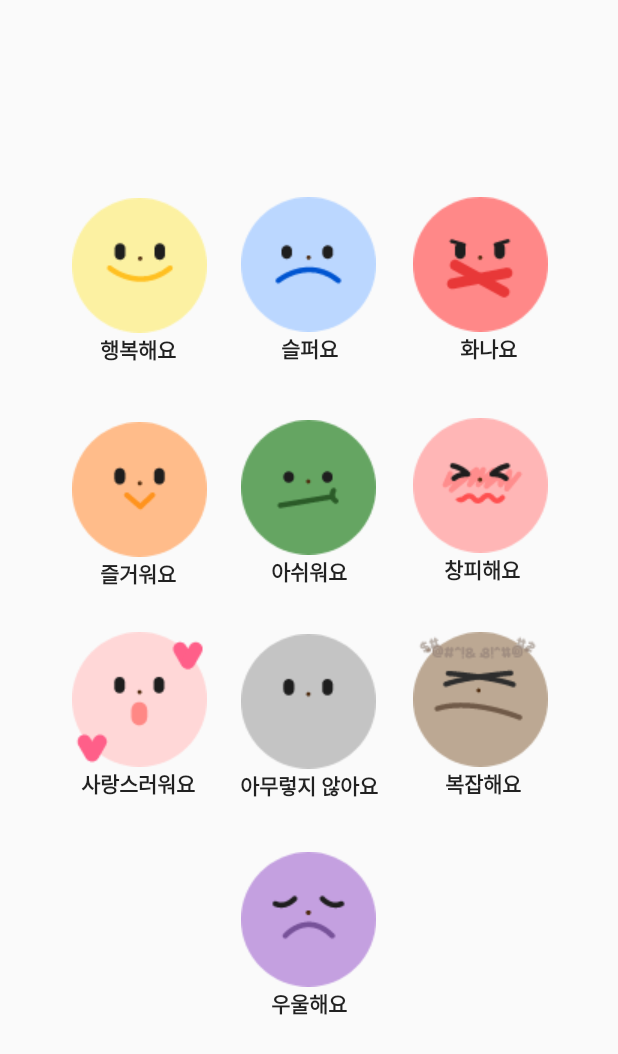
After one commit to alton15/Android_Tutorial, an Android app: the layout activity_images.xml on its own in the app's theme, with its tools: preview values and no code run, on a phone screen of 412 x 824 dp. The commit adds this screen. Shown: the top 1054 px of the screen. Run offline under Robolectric (Android 15) with nearby library versions, the phone set to English and light mode, and no system bars.

Commit message:
layout 추가

```diff
--- a/buttonColorWithText_tutorial/app/src/main/res/layout/activity_choose.xml
+++ b/buttonColorWithText_tutorial/app/src/main/res/layout/activity_choose.xml
@@ -2,7 +2,7 @@
 <androidx.constraintlayout.widget.ConstraintLayout xmlns:android="http://schemas.android.com/apk/res/android"
     xmlns:app="http://schemas.android.com/apk/res-auto"
     xmlns:tools="http://schemas.android.com/tools"
-    android:orientation="vertical" android:layout_width="match_parent"
+    android:layout_width="match_parent"
     android:layout_height="match_parent">
 
     <androidx.constraintlayout.widget.ConstraintLayout
@@ -17,7 +17,7 @@
         app:layout_constraintVertical_bias="1.0">
 
         <ImageView
-            android:id="@+id/imageView"
+            android:id="@+id/img_color"
             android:layout_width="122dp"
             android:layout_height="120dp"
             android:background="#ffffff"
@@ -41,12 +41,12 @@
             app:layout_constraintBottom_toBottomOf="parent"
             app:layout_constraintEnd_toEndOf="parent"
             app:layout_constraintHorizontal_bias="0.275"
-            app:layout_constraintStart_toEndOf="@+id/imageView"
+            app:layout_constraintStart_toEndOf="@+id/img_color"
             app:layout_constraintTop_toTopOf="parent"
             app:layout_constraintVertical_bias="0.29" />
 
         <EditText
-            android:id="@+id/editText"
+            android:id="@+id/edt_diary"
             android:layout_width="282dp"
             android:layout_height="44dp"
             android:layout_marginStart="32dp"
--- /dev/null
+++ b/buttonColorWithText_tutorial/app/src/main/res/layout/activity_images.xml
@@ -0,0 +1,264 @@
+<?xml version="1.0" encoding="utf-8"?>
+<androidx.constraintlayout.widget.ConstraintLayout xmlns:android="http://schemas.android.com/apk/res/android"
+    xmlns:app="http://schemas.android.com/apk/res-auto"
+    xmlns:tools="http://schemas.android.com/tools"
+    android:orientation="vertical" android:layout_width="match_parent"
+    android:layout_height="match_parent">
+
+    <ImageView
+        android:id="@+id/img_regret"
+        android:layout_width="wrap_content"
+        android:layout_height="wrap_content"
+        app:layout_constraintBottom_toBottomOf="parent"
+        app:layout_constraintEnd_toEndOf="parent"
+        app:layout_constraintHorizontal_bias="0.498"
+        app:layout_constraintStart_toStartOf="parent"
+        app:layout_constraintTop_toBottomOf="@+id/img_sad"
+        app:layout_constraintVertical_bias="0.114"
+        app:srcCompat="@drawable/img_regret" />
+
+    <ImageView
+        android:id="@+id/img_happy"
+        android:layout_width="wrap_content"
+        android:layout_height="wrap_content"
+        app:layout_constraintBottom_toBottomOf="parent"
+        app:layout_constraintEnd_toEndOf="parent"
+        app:layout_constraintHorizontal_bias="0.149"
+        app:layout_constraintStart_toStartOf="parent"
+        app:layout_constraintTop_toTopOf="parent"
+        app:layout_constraintVertical_bias="0.18"
+        app:srcCompat="@drawable/img_happy" />
+
+    <ImageView
+        android:id="@+id/img_sad"
+        android:layout_width="wrap_content"
+        android:layout_height="wrap_content"
+        app:layout_constraintBottom_toBottomOf="parent"
+        app:layout_constraintEnd_toEndOf="parent"
+        app:layout_constraintHorizontal_bias="0.498"
+        app:layout_constraintStart_toStartOf="parent"
+        app:layout_constraintTop_toTopOf="parent"
+        app:layout_constraintVertical_bias="0.179"
+        app:srcCompat="@drawable/img_sad" />
+
+    <ImageView
+        android:id="@+id/img_upset"
+        android:layout_width="wrap_content"
+        android:layout_height="wrap_content"
+        app:layout_constraintBottom_toBottomOf="parent"
+        app:layout_constraintEnd_toEndOf="parent"
+        app:layout_constraintHorizontal_bias="0.856"
+        app:layout_constraintStart_toStartOf="parent"
+        app:layout_constraintTop_toTopOf="parent"
+        app:layout_constraintVertical_bias="0.179"
+        app:srcCompat="@drawable/img_upset" />
+
+    <ImageView
+        android:id="@+id/img_fun"
+        android:layout_width="wrap_content"
+        android:layout_height="wrap_content"
+        app:layout_constraintBottom_toBottomOf="parent"
+        app:layout_constraintEnd_toEndOf="parent"
+        app:layout_constraintHorizontal_bias="0.149"
+        app:layout_constraintStart_toStartOf="parent"
+        app:layout_constraintTop_toBottomOf="@+id/img_happy"
+        app:layout_constraintVertical_bias="0.116"
+        app:srcCompat="@drawable/img_fun" />
+
+    <ImageView
+        android:id="@+id/img_soso"
+        android:layout_width="wrap_content"
+        android:layout_height="wrap_content"
+        app:layout_constraintBottom_toBottomOf="parent"
+        app:layout_constraintEnd_toEndOf="parent"
+        app:layout_constraintHorizontal_bias="0.498"
+        app:layout_constraintStart_toStartOf="parent"
+        app:layout_constraintTop_toBottomOf="@+id/img_regret"
+        app:layout_constraintVertical_bias="0.144"
+        app:srcCompat="@drawable/img_soso" />
+
+    <ImageView
+        android:id="@+id/img_depress"
+        android:layout_width="wrap_content"
+        android:layout_height="wrap_content"
+        app:layout_constraintBottom_toBottomOf="parent"
+        app:layout_constraintEnd_toEndOf="parent"
+        app:layout_constraintHorizontal_bias="0.498"
+        app:layout_constraintStart_toStartOf="parent"
+        app:layout_constraintTop_toBottomOf="@+id/img_soso"
+        app:layout_constraintVertical_bias="0.25"
+        app:srcCompat="@drawable/img_depress" />
+
+    <ImageView
+        android:id="@+id/img_lovely"
+        android:layout_width="wrap_content"
+        android:layout_height="wrap_content"
+        app:layout_constraintBottom_toBottomOf="parent"
+        app:layout_constraintEnd_toEndOf="parent"
+        app:layout_constraintHorizontal_bias="0.149"
+        app:layout_constraintStart_toStartOf="parent"
+        app:layout_constraintTop_toBottomOf="@+id/img_fun"
+        app:layout_constraintVertical_bias="0.138"
+        app:srcCompat="@drawable/img_lovely" />
+
+    <ImageView
+        android:id="@+id/img_complexity"
+        android:layout_width="wrap_content"
+        android:layout_height="wrap_content"
+        app:layout_constraintBottom_toBottomOf="parent"
+        app:layout_constraintEnd_toEndOf="parent"
+        app:layout_constraintHorizontal_bias="0.856"
+        app:layout_constraintStart_toStartOf="parent"
+        app:layout_constraintTop_toBottomOf="@+id/img_shame"
+        app:layout_constraintVertical_bias="0.144"
+        app:srcCompat="@drawable/img_complexity" />
+
+    <ImageView
+        android:id="@+id/img_shame"
+        android:layout_width="wrap_content"
+        android:layout_height="wrap_content"
+        app:layout_constraintBottom_toBottomOf="parent"
+        app:layout_constraintEnd_toEndOf="parent"
+        app:layout_constraintHorizontal_bias="0.856"
+        app:layout_constraintStart_toStartOf="parent"
+        app:layout_constraintTop_toBottomOf="@+id/img_upset"
+        app:layout_constraintVertical_bias="0.112"
+        app:srcCompat="@drawable/img_shame" />
+
+    <TextView
+        android:id="@+id/textView"
+        android:layout_width="wrap_content"
+        android:layout_height="wrap_content"
+        android:text="행복해요"
+        android:textAppearance="@style/TextAppearance.AppCompat.Body1"
+        android:textStyle="bold"
+        app:layout_constraintBottom_toBottomOf="parent"
+        app:layout_constraintEnd_toEndOf="parent"
+        app:layout_constraintHorizontal_bias="0.184"
+        app:layout_constraintStart_toStartOf="parent"
+        app:layout_constraintTop_toBottomOf="@+id/img_happy"
+        app:layout_constraintVertical_bias="0.0" />
+
+    <TextView
+        android:id="@+id/textView4"
+        android:layout_width="wrap_content"
+        android:layout_height="wrap_content"
+        android:text="즐거워요"
+        android:textAppearance="@style/TextAppearance.AppCompat.Body1"
+        android:textStyle="bold"
+        app:layout_constraintBottom_toBottomOf="parent"
+        app:layout_constraintEnd_toEndOf="parent"
+        app:layout_constraintHorizontal_bias="0.184"
+        app:layout_constraintStart_toStartOf="parent"
+        app:layout_constraintTop_toBottomOf="@+id/img_fun"
+        app:layout_constraintVertical_bias="0.0" />
+
+    <TextView
+        android:id="@+id/textView7"
+        android:layout_width="wrap_content"
+        android:layout_height="wrap_content"
+        android:text="사랑스러워요"
+        android:textAppearance="@style/TextAppearance.AppCompat.Body1"
+        android:textStyle="bold"
+        app:layout_constraintBottom_toBottomOf="parent"
+        app:layout_constraintEnd_toEndOf="parent"
+        app:layout_constraintHorizontal_bias="0.16"
+        app:layout_constraintStart_toStartOf="parent"
+        app:layout_constraintTop_toBottomOf="@+id/img_lovely"
+        app:layout_constraintVertical_bias="0.0" />
+
+    <TextView
+        android:id="@+id/textView10"
+        android:layout_width="wrap_content"
+        android:layout_height="wrap_content"
+        android:text="우울해요"
+        android:textAppearance="@style/TextAppearance.AppCompat.Body1"
+        android:textStyle="bold"
+        app:layout_constraintBottom_toBottomOf="parent"
+        app:layout_constraintEnd_toEndOf="parent"
+        app:layout_constraintStart_toStartOf="parent"
+        app:layout_constraintTop_toBottomOf="@+id/img_depress"
+        app:layout_constraintVertical_bias="0.0" />
+
+    <TextView
+        android:id="@+id/textView8"
+        android:layout_width="wrap_content"
+        android:layout_height="wrap_content"
+        android:text="아무렇지 않아요"
+        android:textAppearance="@style/TextAppearance.AppCompat.Body1"
+        android:textStyle="bold"
+        app:layout_constraintBottom_toBottomOf="parent"
+        app:layout_constraintEnd_toEndOf="parent"
+        app:layout_constraintStart_toStartOf="parent"
+        app:layout_constraintTop_toBottomOf="@+id/img_soso"
+        app:layout_constraintVertical_bias="0.0" />
+
+    <TextView
+        android:id="@+id/textView9"
+        android:layout_width="wrap_content"
+        android:layout_height="wrap_content"
+        android:text="복잡해요"
+        android:textAppearance="@style/TextAppearance.AppCompat.Body1"
+        android:textStyle="bold"
+        app:layout_constraintBottom_toBottomOf="parent"
+        app:layout_constraintEnd_toEndOf="parent"
+        app:layout_constraintHorizontal_bias="0.821"
+        app:layout_constraintStart_toStartOf="parent"
+        app:layout_constraintTop_toBottomOf="@+id/img_complexity"
+        app:layout_constraintVertical_bias="0.0" />
+
+    <TextView
+        android:id="@+id/textView5"
+        android:layout_width="wrap_content"
+        android:layout_height="wrap_content"
+        android:text="아쉬워요"
+        android:textAppearance="@style/TextAppearance.AppCompat.Body1"
+        android:textStyle="bold"
+        app:layout_constraintBottom_toBottomOf="parent"
+        app:layout_constraintEnd_toEndOf="parent"
+        app:layout_constraintStart_toStartOf="parent"
+        app:layout_constraintTop_toBottomOf="@+id/img_regret"
+        app:layout_constraintVertical_bias="0.0" />
+
+    <TextView
+        android:id="@+id/textView6"
+        android:layout_width="wrap_content"
+        android:layout_height="wrap_content"
+        android:text="창피해요"
+        android:textAppearance="@style/TextAppearance.AppCompat.Body1"
+        android:textStyle="bold"
+        app:layout_constraintBottom_toBottomOf="parent"
+        app:layout_constraintEnd_toEndOf="parent"
+        app:layout_constraintHorizontal_bias="0.82"
+        app:layout_constraintStart_toStartOf="parent"
+        app:layout_constraintTop_toBottomOf="@+id/img_shame"
+        app:layout_constraintVertical_bias="0.0" />
+
+    <TextView
+        android:id="@+id/textView2"
+        android:layout_width="wrap_content"
+        android:layout_height="wrap_content"
+        android:text="슬퍼요"
+        android:textAppearance="@style/TextAppearance.AppCompat.Body1"
+        android:textStyle="bold"
+        app:layout_constraintBottom_toBottomOf="parent"
+        app:layout_constraintEnd_toEndOf="parent"
+        app:layout_constraintStart_toStartOf="parent"
+        app:layout_constraintTop_toBottomOf="@+id/img_sad"
+        app:layout_constraintVertical_bias="0.0" />
+
+    <TextView
+        android:id="@+id/textView3"
+        android:layout_width="wrap_content"
+        android:layout_height="wrap_content"
+        android:text="화나요"
+        android:textAppearance="@style/TextAppearance.AppCompat.Body1"
+        android:textStyle="bold"
+        app:layout_constraintBottom_toBottomOf="parent"
+        app:layout_constraintEnd_toEndOf="parent"
+        app:layout_constraintHorizontal_bias="0.82"
+        app:layout_constraintStart_toStartOf="parent"
+        app:layout_constraintTop_toBottomOf="@+id/img_upset"
+        app:layout_constraintVertical_bias="0.0" />
+
+</androidx.constraintlayout.widget.ConstraintLayout>
```
